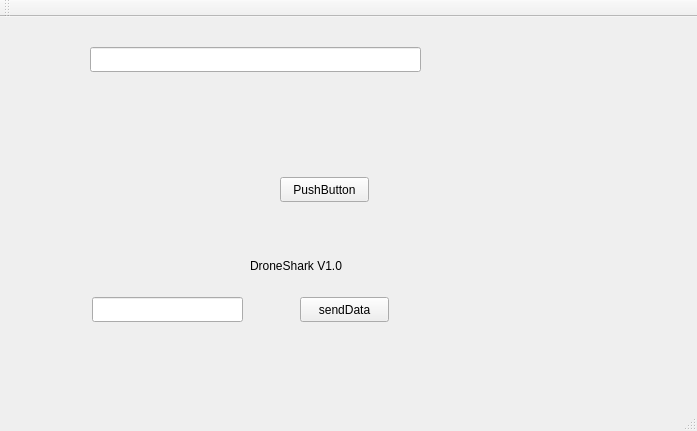
Above: DroneShark_Stand/DetectionStand/mainwindow.ui from t-walker-21/UAH-NGC-CUAS-Software before the change. Below: the same form after it.
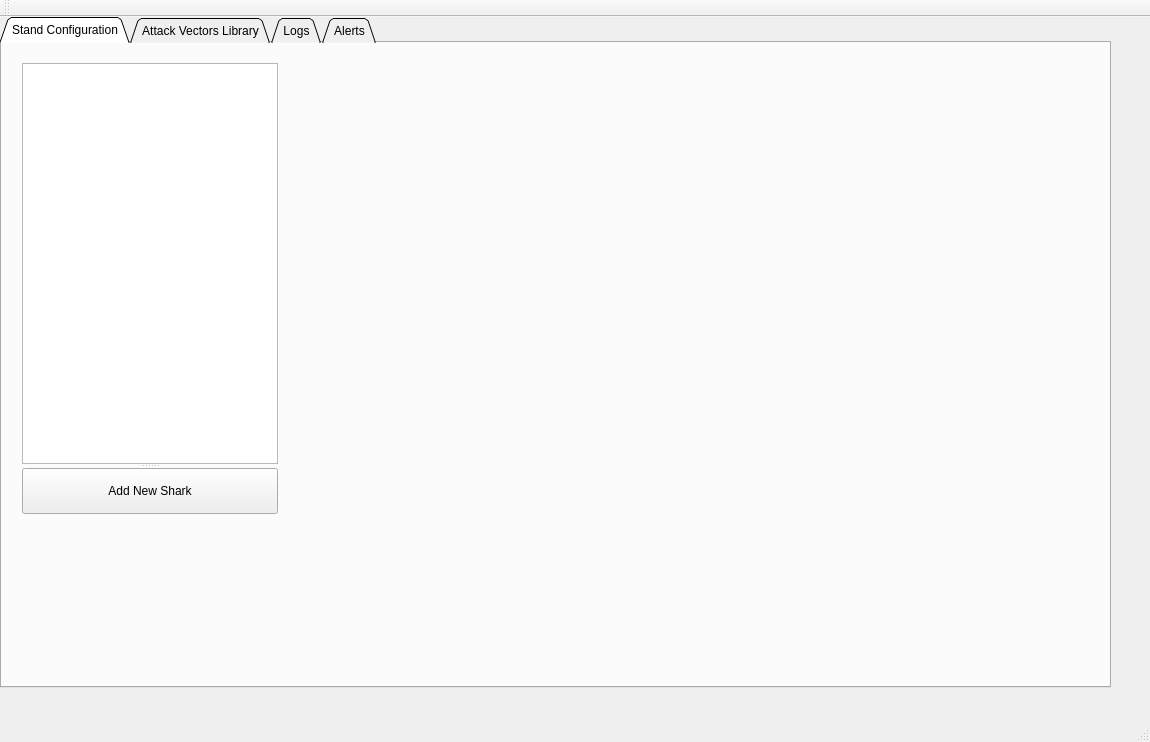
That is the form after the change.

Commit message: developed shark interface

```diff
--- a/DroneShark_Stand/DetectionStand/mainwindow.ui
+++ b/DroneShark_Stand/DetectionStand/mainwindow.ui
@@ -6,72 +6,68 @@
    <rect>
     <x>0</x>
     <y>0</y>
-    <width>697</width>
-    <height>431</height>
+    <width>1150</width>
+    <height>742</height>
    </rect>
   </property>
   <property name="windowTitle">
    <string>MainWindow</string>
   </property>
   <widget class="QWidget" name="centralWidget">
-   <widget class="QPushButton" name="pushButton">
+   <widget class="QTabWidget" name="tabWidget">
     <property name="geometry">
      <rect>
-      <x>280</x>
-      <y>160</y>
-      <width>89</width>
-      <height>25</height>
+      <x>0</x>
+      <y>0</y>
+      <width>1111</width>
+      <height>671</height>
      </rect>
     </property>
-    <property name="text">
-     <string>PushButton</string>
+    <property name="tabShape">
+     <enum>QTabWidget::Triangular</enum>
     </property>
-   </widget>
-   <widget class="QLabel" name="label">
-    <property name="geometry">
-     <rect>
-      <x>250</x>
-      <y>240</y>
-      <width>161</width>
-      <height>17</height>
-     </rect>
+    <property name="currentIndex">
+     <number>0</number>
     </property>
-    <property name="text">
-     <string>DroneShark V1.0</string>
-    </property>
-   </widget>
-   <widget class="QLineEdit" name="lineEdit">
-    <property name="geometry">
-     <rect>
-      <x>92</x>
-      <y>280</y>
-      <width>151</width>
-      <height>25</height>
-     </rect>
-    </property>
-   </widget>
-   <widget class="QPushButton" name="pushButton_2">
-    <property name="geometry">
-     <rect>
-      <x>300</x>
-      <y>280</y>
-      <width>89</width>
-      <height>25</height>
-     </rect>
-    </property>
-    <property name="text">
-     <string>sendData</string>
-    </property>
-   </widget>
-   <widget class="QLineEdit" name="lineEdit_2">
-    <property name="geometry">
-     <rect>
-      <x>90</x>
-      <y>30</y>
-      <width>331</width>
-      <height>25</height>
-     </rect>
-    </property>
+    <widget class="QWidget" name="tab_3">
+     <attribute name="title">
+      <string>Stand Configuration</string>
+     </attribute>
+     <widget class="QSplitter" name="splitter">
+      <property name="geometry">
+       <rect>
+        <x>20</x>
+        <y>20</y>
+        <width>256</width>
+        <height>451</height>
+       </rect>
+      </property>
+      <property name="orientation">
+       <enum>Qt::Vertical</enum>
+      </property>
+      <widget class="QTableView" name="tableView"/>
+      <widget class="QPushButton" name="pushButton_3">
+       <property name="text">
+        <string>Add New Shark</string>
+       </property>
+      </widget>
+     </widget>
+    </widget>
+    <widget class="QWidget" name="tab">
+     <attribute name="title">
+      <string>Attack Vectors Library</string>
+     </attribute>
+    </widget>
+    <widget class="QWidget" name="tab_2">
+     <attribute name="title">
+      <string>Logs</string>
+     </attribute>
+    </widget>
+    <widget class="QWidget" name="tab_4">
+     <attribute name="title">
+      <string>Alerts</string>
+     </attribute>
+    </widget>
    </widget>
   </widget>
   <widget class="QMenuBar" name="menuBar">
```
Left out of the diff: 4 changed lines with no effect on the pictures. The commit also changes 13 other files.
